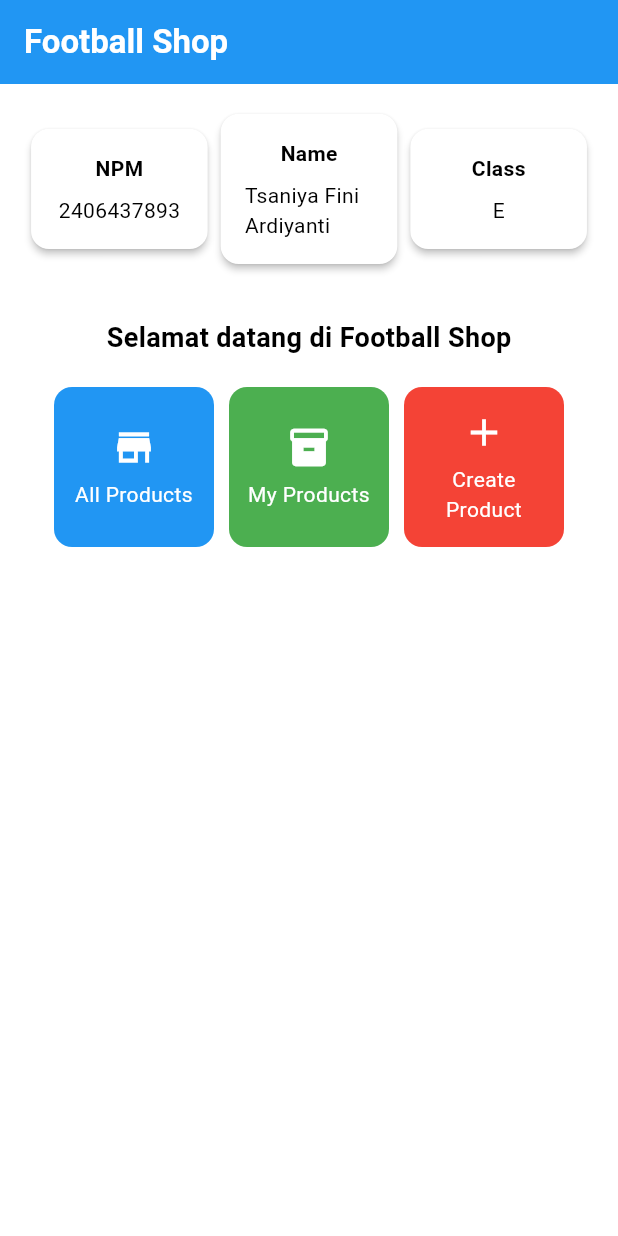
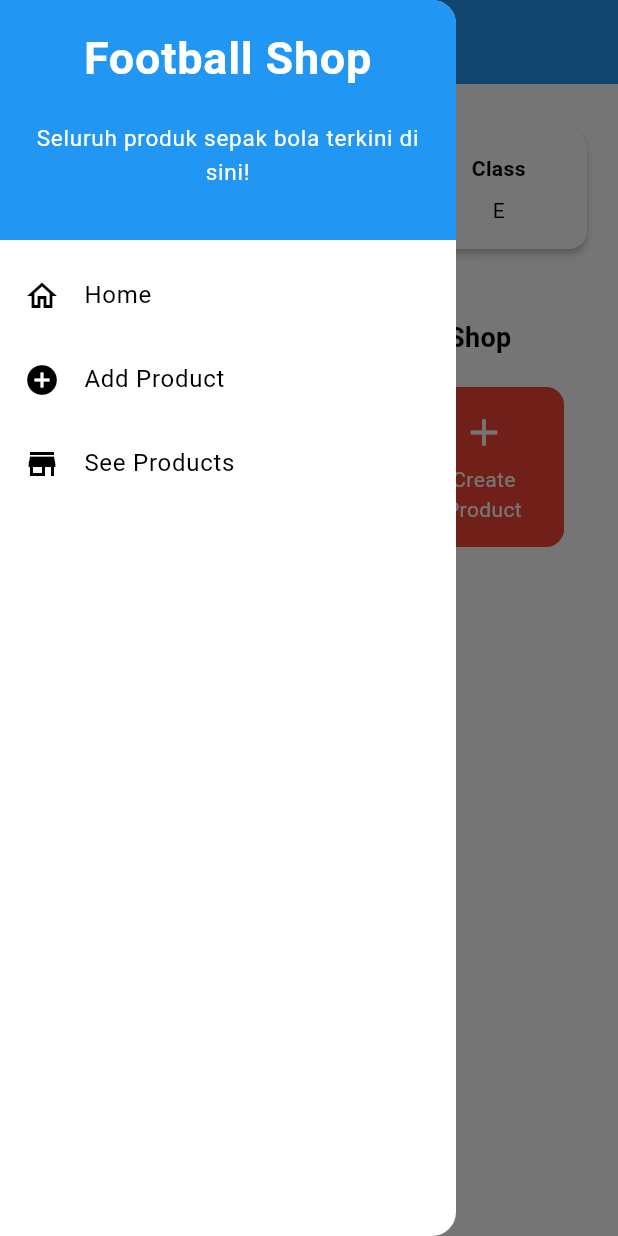
Before and after one commit to TsaniyaFiniArdiyanti/football-shop-mobile, a Flutter app: the screen it shows after launch, with the side drawer open (before the commit the screen has no drawer), on a phone screen of 412 x 824 dp. Run offline on Flutter 3.47's test engine with Material 3 defaults, Android fonts, the phone set to English and light mode, and no system bars.

Commit message:
Tugas 8: Flutter Navigation, Layouts, Forms, and Input Elements

```diff
--- a/lib/main.dart
+++ b/lib/main.dart
@@ -1,5 +1,5 @@
 import 'package:flutter/material.dart';
-import 'package:football_shop/menu.dart';
+import 'package:football_shop/screens/menu.dart';
 
 void main() {
   runApp(const MyApp());
--- a/lib/menu.dart
+++ b/lib/screens/menu.dart
@@ -1,4 +1,7 @@
 import 'package:flutter/material.dart';
+import 'package:football_shop/screens/productlist_form.dart';
+import 'package:football_shop/widgets/left_drawer.dart';
+import 'package:football_shop/widgets/product_card.dart';
 
 class MyHomePage extends StatelessWidget {
   MyHomePage({super.key});
@@ -29,6 +32,8 @@ class MyHomePage extends StatelessWidget {
         // Warna latar belakang AppBar diambil dari skema warna tema aplikasi.
         backgroundColor: Theme.of(context).colorScheme.primary,
       ),
+
+      drawer: LeftDrawer(),
       // Body halaman dengan padding di sekelilingnya.
       body: Padding(
         padding: const EdgeInsets.all(16.0),
@@ -133,56 +138,3 @@ class InfoCard extends StatelessWidget {
     );
   }
 }
-
-class ItemCard extends StatelessWidget {
-  // Menampilkan kartu dengan ikon dan nama.
-
-  final ItemHomepage item;
-
-  const ItemCard(this.item, {super.key});
-
-  @override
-  Widget build(BuildContext context) {
-    return Material(
-      // Menentukan warna latar belakang dari tema aplikasi.
-      color: item.color, // dimodifikasi
-      // Membuat sudut kartu melengkung.
-      borderRadius: BorderRadius.circular(12),
-
-      child: InkWell(
-        // Aksi ketika kartu ditekan.
-        onTap: () {
-          // Menampilkan pesan SnackBar saat kartu ditekan.
-          ScaffoldMessenger.of(context)
-            ..hideCurrentSnackBar()
-            ..showSnackBar(
-                SnackBar(content: Text("Kamu telah menekan tombol ${item.name}!"))
-            );
-        },
-        // Container untuk menyimpan Icon dan Text
-        child: Container(
-          padding: const EdgeInsets.all(8),
-          child: Center(
-            child: Column(
-              // Menyusun ikon dan teks di tengah kartu.
-              mainAxisAlignment: MainAxisAlignment.center,
-              children: [
-                Icon(
-                  item.icon,
-                  color: Colors.white,
-                  size: 30.0,
-                ),
-                const Padding(padding: EdgeInsets.all(3)),
-                Text(
-                  item.name,
-                  textAlign: TextAlign.center,
-                  style: const TextStyle(color: Colors.white),
-                ),
-              ],
-            ),
-          ),
-        ),
-      ),
-    );
-  }
-}
--- /dev/null
+++ b/lib/widgets/left_drawer.dart
@@ -0,0 +1,75 @@
+import 'package:flutter/material.dart';
+import 'package:football_shop/screens/menu.dart';
+import 'package:football_shop/screens/productlist_form.dart';
+
+class LeftDrawer extends StatelessWidget {
+  const LeftDrawer({super.key});
+
+  @override
+  Widget build(BuildContext context) {
+    return Drawer(
+      child: ListView(
+        children: [
+          const DrawerHeader(
+            decoration: BoxDecoration(color: Colors.blue),
+            child: Column(
+              children: [
+                Text(
+                  'Football Shop',
+                  textAlign: TextAlign.center,
+                  style: TextStyle(
+                    fontSize: 30,
+                    fontWeight: FontWeight.bold,
+                    color: Colors.white,
+                  ),
+                ),
+                Padding(padding: EdgeInsets.all(10)),
+                Text(
+                  "Seluruh produk sepak bola terkini di sini!",
+                  textAlign: TextAlign.center,
+                  style: TextStyle(
+                    fontSize: 15,
+                    color: Colors.white,
+                    fontWeight: FontWeight.normal,
+                  ),
+                ),
+              ],
+            ),
+          ),
+
+          ListTile(
+            leading: const Icon(Icons.home_outlined),
+            title: const Text('Home'),
+            // Bagian redirection ke MyHomePage
+            onTap: () {
+              Navigator.pushReplacement(
+                context,
+                MaterialPageRoute(builder: (context) => MyHomePage()),
+              );
+            },
+          ),
+
+          ListTile(
+            leading: const Icon(Icons.add_circle),
+            title: const Text('Add Product'),
+            // Bagian redirection ke ProductFormPage
+            onTap: () {
+              /*
+              setelah halaman ProductFormPage sudah dibuat.
+              */
+              Navigator.push(
+                  context,
+                  MaterialPageRoute(builder: (context) => ProductFormPage()));
+            },
+          ),
+
+          ListTile(
+            leading: const Icon(Icons.store),
+            title: const Text('See Products'),
+            onTap: () {},
+          ),
+        ],
+      ),
+    );
+  }
+}
--- /dev/null
+++ b/lib/widgets/product_card.dart
@@ -0,0 +1,62 @@
+import 'package:flutter/material.dart';
+import 'package:football_shop/screens/productlist_form.dart';
+import 'package:football_shop/screens/menu.dart';
+
+class ItemCard extends StatelessWidget {
+  // Menampilkan kartu dengan ikon dan nama.
+
+  final ItemHomepage item;
+
+  const ItemCard(this.item, {super.key});
+
+  @override
+  Widget build(BuildContext context) {
+    return Material(
+      // Menentukan warna latar belakang dari tema aplikasi.
+      color: item.color, // dimodifikasi
+      // Membuat sudut kartu melengkung.
+      borderRadius: BorderRadius.circular(12),
+
+      child: InkWell(
+        // Aksi ketika kartu ditekan.
+        onTap: () {
+          // Menampilkan pesan SnackBar saat kartu ditekan.
+          ScaffoldMessenger.of(context)
+            ..hideCurrentSnackBar()
+            ..showSnackBar(
+                SnackBar(content: Text("Kamu telah menekan tombol ${item.name}!"))
+            );
+
+          if (item.name == "Create Product") {
+            Navigator.push(
+                context,
+                MaterialPageRoute(builder: (context) => ProductFormPage()));
+          }
+        },
+        // Container untuk menyimpan Icon dan Text
+        child: Container(
+          padding: const EdgeInsets.all(8),
+          child: Center(
+            child: Column(
+              // Menyusun ikon dan teks di tengah kartu.
+              mainAxisAlignment: MainAxisAlignment.center,
+              children: [
+                Icon(
+                  item.icon,
+                  color: Colors.white,
+                  size: 30.0,
+                ),
+                const Padding(padding: EdgeInsets.all(3)),
+                Text(
+                  item.name,
+                  textAlign: TextAlign.center,
+                  style: const TextStyle(color: Colors.white),
+                ),
+              ],
+            ),
+          ),
+        ),
+      ),
+    );
+  }
+}
```
Also changed, not shown: lib/screens/productlist_form.dart (added, +296 -0 lines), 1 other file.
